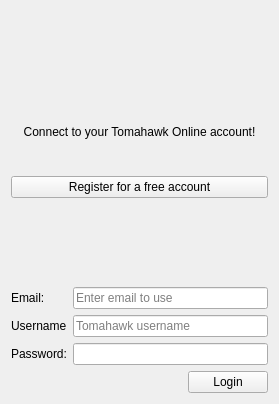
Above: TomahawkAccountConfig.ui from dschmidt/tomahawk-account-tomahawk before the change. Below: the same form after it.
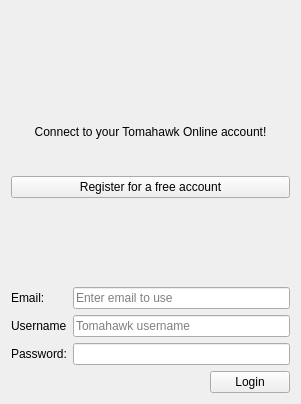
That is the form after the change. Icons and pictures are not drawn.

```diff
--- a/TomahawkAccountConfig.ui
+++ b/TomahawkAccountConfig.ui
@@ -6,7 +6,7 @@
    <rect>
     <x>0</x>
     <y>0</y>
-    <width>279</width>
+    <width>301</width>
     <height>404</height>
    </rect>
   </property>
```
